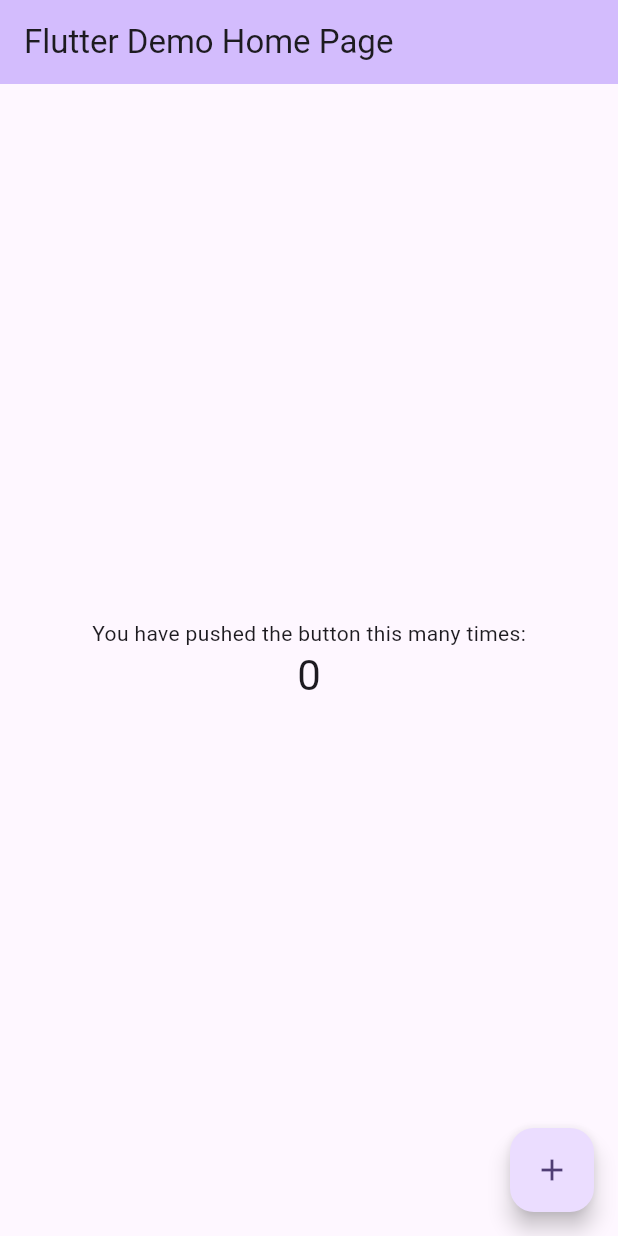
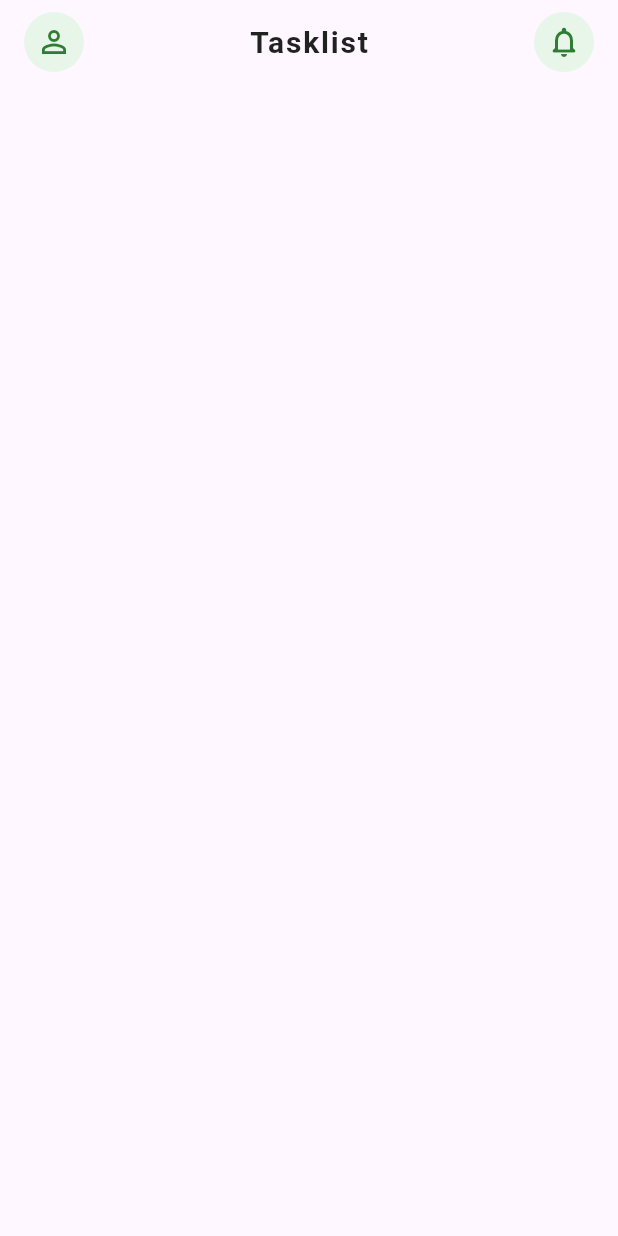
Before and after one commit to eniserijemosope/tasklist, a Flutter app: the screen it shows after launch, on a phone screen of 412 x 824 dp. Run offline on Flutter 3.47's test engine with Material 3 defaults, Android fonts, the phone set to English and light mode, and no system bars.

Commit message:
Updated App Bar

```diff
--- a/lib/main.dart
+++ b/lib/main.dart
@@ -1,4 +1,6 @@
 import 'package:flutter/material.dart';
+import 'package:tasklist/pages/home_page.dart';
+import '';
 
 void main() {
   runApp(const MyApp());
@@ -7,116 +9,11 @@ void main() {
 class MyApp extends StatelessWidget {
   const MyApp({super.key});
 
-  // This widget is the root of your application.
   @override
   Widget build(BuildContext context) {
-    return MaterialApp(
-      title: 'Flutter Demo',
-      theme: ThemeData(
-        // This is the theme of your application.
-        //
-        // TRY THIS: Try running your application with "flutter run". You'll see
-        // the application has a purple toolbar. Then, without quitting the app,
-        // try changing the seedColor in the colorScheme below to Colors.green
-        // and then invoke "hot reload" (save your changes or press the "hot
-        // reload" button in a Flutter-supported IDE, or press "r" if you used
-        // the command line to start the app).
-        //
-        // Notice that the counter didn't reset back to zero; the application
-        // state is not lost during the reload. To reset the state, use hot
-        // restart instead.
-        //
-        // This works for code too, not just values: Most code changes can be
-        // tested with just a hot reload.
-        colorScheme: .fromSeed(seedColor: Colors.deepPurple),
-      ),
-      home: const MyHomePage(title: 'Flutter Demo Home Page'),
+    return const MaterialApp(
+      debugShowCheckedModeBanner: false,
+      home: HomePage(),
     );
   }
 }
-
-class MyHomePage extends StatefulWidget {
-  const MyHomePage({super.key, required this.title});
-
-  // This widget is the home page of your application. It is stateful, meaning
-  // that it has a State object (defined below) that contains fields that affect
-  // how it looks.
-
-  // This class is the configuration for the state. It holds the values (in this
-  // case the title) provided by the parent (in this case the App widget) and
-  // used by the build method of the State. Fields in a Widget subclass are
-  // always marked "final".
-
-  final String title;
-
-  @override
-  State<MyHomePage> createState() => _MyHomePageState();
-}
-
-class _MyHomePageState extends State<MyHomePage> {
-  int _counter = 0;
-
-  void _incrementCounter() {
-    setState(() {
-      // This call to setState tells the Flutter framework that something has
-      // changed in this State, which causes it to rerun the build method below
-      // so that the display can reflect the updated values. If we changed
-      // _counter without calling setState(), then the build method would not be
-      // called again, and so nothing would appear to happen.
-      _counter++;
-    });
-  }
-
-  @override
-  Widget build(BuildContext context) {
-    // This method is rerun every time setState is called, for instance as done
-    // by the _incrementCounter method above.
-    //
-    // The Flutter framework has been optimized to make rerunning build methods
-    // fast, so that you can just rebuild anything that needs updating rather
-    // than having to individually change instances of widgets.
-    return Scaffold(
-      appBar: AppBar(
-        // TRY THIS: Try changing the color here to a specific color (to
-        // Colors.amber, perhaps?) and trigger a hot reload to see the AppBar
-        // change color while the other colors stay the same.
-        backgroundColor: Theme.of(context).colorScheme.inversePrimary,
-        // Here we take the value from the MyHomePage object that was created by
-        // the App.build method, and use it to set our appbar title.
-        title: Text(widget.title),
-      ),
-      body: Center(
-        // Center is a layout widget. It takes a single child and positions it
-        // in the middle of the parent.
-        child: Column(
-          // Column is also a layout widget. It takes a list of children and
-          // arranges them vertically. By default, it sizes itself to fit its
-          // children horizontally, and tries to be as tall as its parent.
-          //
-          // Column has various properties to control how it sizes itself and
-          // how it positions its children. Here we use mainAxisAlignment to
-          // center the children vertically; the main axis here is the vertical
-          // axis because Columns are vertical (the cross axis would be
-          // horizontal).
-          //
-          // TRY THIS: Invoke "debug painting" (choose the "Toggle Debug Paint"
-          // action in the IDE, or press "p" in the console), to see the
-          // wireframe for each widget.
-          mainAxisAlignment: .center,
-          children: [
-            const Text('You have pushed the button this many times:'),
-            Text(
-              '$_counter',
-              style: Theme.of(context).textTheme.headlineMedium,
-            ),
-          ],
-        ),
-      ),
-      floatingActionButton: FloatingActionButton(
-        onPressed: _incrementCounter,
-        tooltip: 'Increment',
-        child: const Icon(Icons.add),
-      ),
-    );
-  }
-}
--- /dev/null
+++ b/lib/pages/home_page.dart
@@ -0,0 +1,51 @@
+import 'package:flutter/material.dart';
+
+class HomePage extends StatelessWidget {
+  const HomePage({super.key});
+
+  @override
+  Widget build(BuildContext context) {
+    return Scaffold(
+      appBar: AppBar(
+  backgroundColor: Colors.transparent, // Modern apps use transparent or surface colors
+  elevation: 0,
+  scrolledUnderElevation: 0, // Prevents ugly color changes on scroll
+  centerTitle: true, // Clean, centered typography
+  title: const Text(
+    'Tasklist', // Swapped rigid all-caps for modern clean casing
+    style: TextStyle(
+      color: Colors.black87, // High contrast text color
+      fontSize: 20,
+      fontWeight: FontWeight.w700, // Bold, premium weight
+      letterSpacing: 1.2,
+    ),
+  ),
+  leading: Padding(
+    padding: const EdgeInsets.only(left: 16.0), // Comfortable screen padding
+    child: CircleAvatar(
+      backgroundColor: Colors.green[50], // Soft, modern background accent
+      child: IconButton(
+        onPressed: () {},
+        icon: Icon(Icons.person_outline, color: Colors.green[800]), // Modern outlined icon
+      ),
+    ),
+  ),
+  actions: [
+    Padding(
+      padding: const EdgeInsets.only(right: 16.0),
+      child: CircleAvatar(
+        backgroundColor: Colors.green[50],
+        child: IconButton(
+          onPressed: () {},
+          icon: Icon(Icons.notifications_none_rounded, color: Colors.green[800]), // Added standard modern action item
+        ),
+      ),
+    ),
+  ],
+)
+
+
+
+      );
+  }
+}
```
